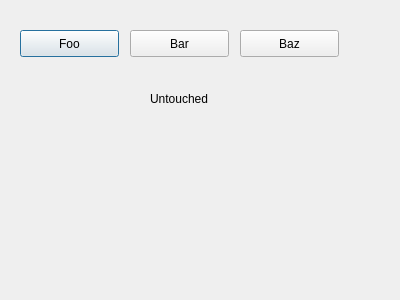
Old version of the form qt.ui in the repository embedCreativity/PalmettoGUI.
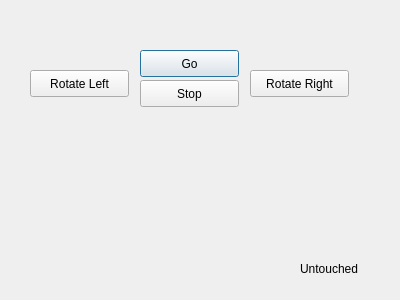
New version of the form.

```diff
--- a/qt.ui
+++ b/qt.ui
@@ -16,47 +16,47 @@
   <widget class="QPushButton" name="pbA">
    <property name="geometry">
     <rect>
-     <x>20</x>
-     <y>30</y>
+     <x>140</x>
+     <y>50</y>
      <width>99</width>
      <height>27</height>
     </rect>
    </property>
    <property name="text">
-    <string>Foo</string>
+    <string>Go</string>
    </property>
   </widget>
   <widget class="QPushButton" name="pbB">
    <property name="geometry">
     <rect>
-     <x>130</x>
-     <y>30</y>
+     <x>140</x>
+     <y>80</y>
      <width>99</width>
      <height>27</height>
     </rect>
    </property>
    <property name="text">
-    <string>Bar</string>
+    <string>Stop</string>
    </property>
   </widget>
   <widget class="QPushButton" name="pbC">
    <property name="geometry">
     <rect>
-     <x>240</x>
-     <y>30</y>
+     <x>250</x>
+     <y>70</y>
      <width>99</width>
      <height>27</height>
     </rect>
    </property>
    <property name="text">
-    <string>Baz</string>
+    <string>Rotate Right</string>
    </property>
   </widget>
   <widget class="QLabel" name="lblFoo">
    <property name="geometry">
     <rect>
-     <x>150</x>
-     <y>90</y>
+     <x>300</x>
+     <y>260</y>
      <width>91</width>
      <height>17</height>
     </rect>
@@ -65,6 +65,19 @@
     <string>Untouched</string>
    </property>
   </widget>
+  <widget class="QPushButton" name="pbRotateLeft">
+   <property name="geometry">
+    <rect>
+     <x>30</x>
+     <y>70</y>
+     <width>99</width>
+     <height>27</height>
+    </rect>
+   </property>
+   <property name="text">
+    <string>Rotate Left</string>
+   </property>
+  </widget>
  </widget>
  <resources/>
  <connections/>
```
Left out of the diff: 6 changed lines with no effect on the pictures.
